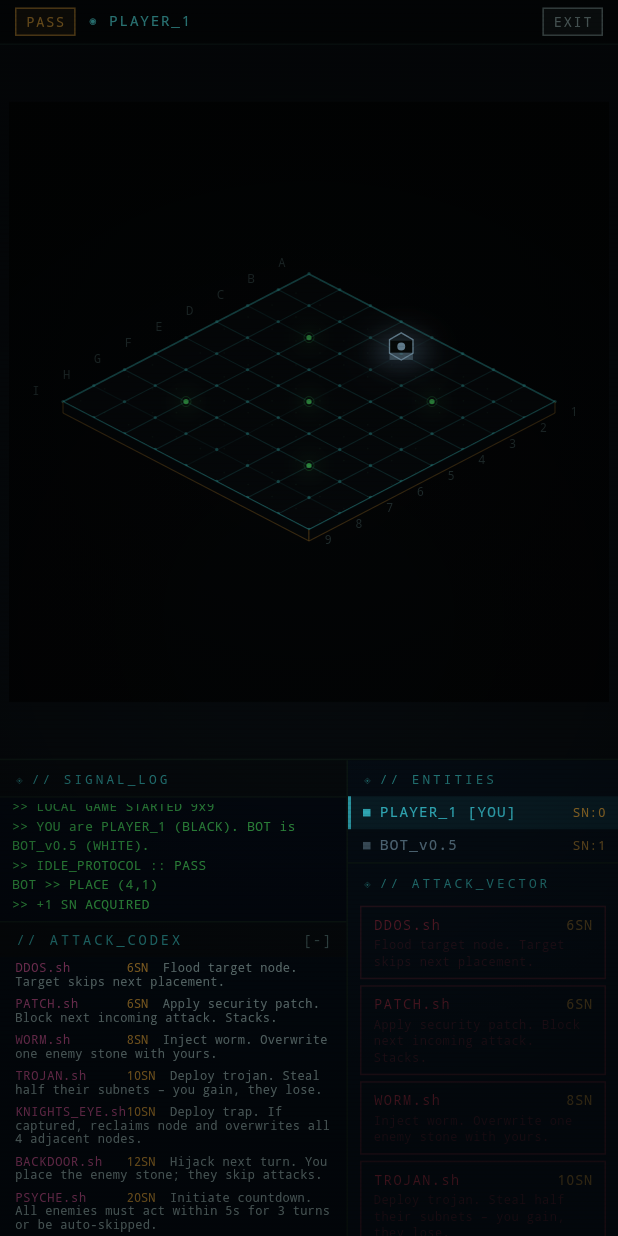
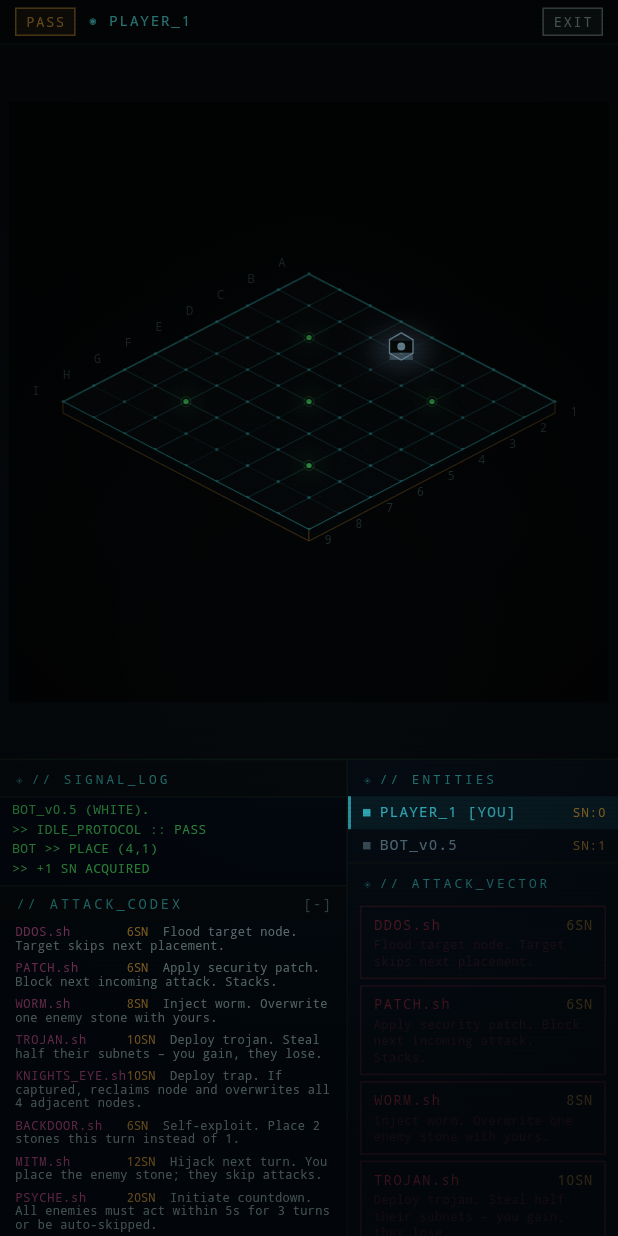
Before and after one commit to Jasssbo/GoHackMe, a Flutter app: the LocalGameScreen screen opened by its route, after a tap on "PASS", after a tap on "// ATTACK_CODEX", on a phone screen of 412 x 824 dp. Run offline on Flutter 3.47's test engine with Material 3 defaults, Android fonts, the phone set to English and light mode, and no system bars; our stand-ins replace flutter_riverpod, go_router, google_fonts, shared_preferences; missing offline and left inert: flutter_webrtc; accounts and stored records are empty.

Commit message:
feat: enhance attack system with MITM and BACKDOOR types; update ICE server configuration and connection timeouts

```diff
--- a/app/lib/services/webrtc_wired_service.dart
+++ b/app/lib/services/webrtc_wired_service.dart
@@ -4,7 +4,15 @@
 
 // ── ICE configuration ─────────────────────────────────────────────────────
 
-/// Public STUN servers used for NAT traversal (no TURN — pure P2P).
+/// STUN + TURN servers for NAT traversal.
+///
+/// STUN alone fails for symmetric NAT (common on mobile / CGNAT networks).
+/// TURN servers relay traffic as a fallback, ensuring connectivity for all
+/// NAT types at the cost of slightly higher latency.
+///
+/// The TURN credentials below are from the community openrelay project
+/// (https://www.metered.ca/tools/openrelay/) — free for low-volume use.
+/// Replace with a self-hosted coturn instance for production.
 const _kIceServers = [
   {
     'urls': [
@@ -14,6 +22,20 @@
   },
   {
     'urls': ['stun:stun.cloudflare.com:3478'],
+  },
+  // ── TURN relay fallback (symmetric NAT / CGNAT) ───────────────────────
+  {
+    'urls': [
+      'turn:openrelay.metered.ca:80',
+      'turn:openrelay.metered.ca:443',
+    ],
+    'username': 'openrelayproject',
+    'credential': 'openrelayproject',
+  },
+  {
+    'urls': ['turn:openrelay.metered.ca:443?transport=tcp'],
+    'username': 'openrelayproject',
+    'credential': 'openrelayproject',
   },
 ];
 
@@ -197,7 +219,9 @@
     };
 
     // Fallback: if already complete or event never fires.
-    Future.delayed(const Duration(seconds: 8), complete);
+    // 15 s gives TURN servers time to complete the authenticated round-trip
+    // needed to gather relay candidates before the SDP is finalised.
+    Future.delayed(const Duration(seconds: 15), complete);
 
     return completer.future;
   }
--- a/app/lib/services/wired_host_service.dart
+++ b/app/lib/services/wired_host_service.dart
@@ -167,7 +167,9 @@
     _log('ANSWER_POSTED — waiting for channel sid=${offer.sessionId.substring(0, 8)}');
 
     try {
-      await conn.onOpen.first.timeout(const Duration(seconds: 20));
+      // 45 s: guest needs a poll cycle (≤3 s) + ICE via TURN relay (can be
+      // 20-30 s on high-latency paths) after the answer is posted.
+      await conn.onOpen.first.timeout(const Duration(seconds: 45));
     } catch (_) {
       _log('CHANNEL_OPEN_TIMEOUT sid=${offer.sessionId.substring(0, 8)}');
       _conns.remove(offer.sessionId);
--- a/packages/go_engine/lib/src/engine/attack_system.dart
+++ b/packages/go_engine/lib/src/engine/attack_system.dart
@@ -23,11 +23,12 @@
       return 'NOT_YOUR_TURN';
     }
 
-    // PATCH, KNIGHTS_EYE, and TIMEBOMB are self-applied/broadcast; all other
-    // attacks must target a different player.
+    // PATCH, KNIGHTS_EYE, TIMEBOMB, and BACKDOOR are self-applied/broadcast;
+    // all other attacks must target a different player.
     if (action.type != AttackType.patch &&
         action.type != AttackType.knightseye &&
-        action.type != AttackType.psyche) {
+        action.type != AttackType.psyche &&
+        action.type != AttackType.backdoor) {
       if (action.attackerPlayerId == action.targetPlayerId) {
         return 'CANNOT_ATTACK_SELF';
       }
@@ -75,9 +76,15 @@
         );
         if (suicideError != null) return 'HONEYPOT_INVALID: $suicideError';
 
+      case AttackType.mitm:
+        // No stacking: reject if target already has an active mitm.
+        if (state.backdoorBy[action.targetPlayerId] != null) {
+          return 'MITM_ALREADY_ACTIVE';
+        }
+
       case AttackType.backdoor:
-        // No stacking: reject if target already has an active backdoor.
-        if (state.backdoorBy[action.targetPlayerId] != null) {
+        // Self-applied: no stacking.
+        if (state.hasEffect(action.attackerPlayerId, AttackType.backdoor)) {
           return 'BACKDOOR_ALREADY_ACTIVE';
         }
 
@@ -136,10 +143,17 @@
           turnsRemaining: 2,
         ));
 
-      case AttackType.backdoor:
-        // Mark the victim as backdoored by the attacker.
+      case AttackType.mitm:
+        // Mark the victim as hijacked by the attacker.
         newBackdoorBy[action.targetPlayerId] = action.attackerPlayerId;
 
+      case AttackType.backdoor:
+        // Self-exploit: attacker earns an extra stone placement this turn.
+        newEffects.add(ActiveEffect(
+          type: AttackType.backdoor,
+          targetPlayerId: action.attackerPlayerId,
+          turnsRemaining: 1,
+        ));
       case AttackType.patch:
         // Increment the attacker's shield stack by 1.
         newPatchShields[action.attackerPlayerId] =
--- a/packages/go_engine/lib/src/engine/game_engine.dart
+++ b/packages/go_engine/lib/src/engine/game_engine.dart
@@ -146,7 +146,7 @@
 
     final log = captureCount > 0
         ? '>> BACKDOOR :: HIJACK_NODE ($captureCount captured) [+$earned SN]${honeypotLog.isNotEmpty ? ' | $honeypotLog' : ''}'
-        : '>> BACKDOOR :: HIJACK_NODE [+$earned SN]${honeypotLog.isNotEmpty ? ' | $honeypotLog' : ''}';
+        : '>> MITM :: HIJACK_NODE [+$earned SN]${honeypotLog.isNotEmpty ? ' | $honeypotLog' : ''}';
 
     // Clear the backdoor entry for the victim.
     final newBackdoorBy = Map<String, String?>.from(state.backdoorBy)
@@ -379,7 +379,7 @@
             .firstWhere((p) => p.id == currentId,
                 orElse: () => Player(id: currentId, displayName: '???'))
             .displayName;
-        logs.add('>> BACKDOOR :: $hijackerName HIJACKED $victimName UPLINK');
+        logs.add('>> MITM :: $hijackerName HIJACKED $victimName UPLINK');
         return ActionSuccess(
           state.copyWith(
             currentPlayerIndex: hijackerIndex,
@@ -462,6 +462,32 @@
     // Remove fired honeypot effects from active effects.
     final finalEffects =
         _removeFiredHoneypots(state.activeEffects, state, capturedPositions);
+
+    // BACKDOOR double-stone: if the current player has an active backdoor
+    // effect, consume it and keep their turn instead of advancing.
+    final backdoorActive = finalEffects.any(
+      (e) => e.targetPlayerId == playerId && e.type == AttackType.backdoor,
+    );
+    if (backdoorActive) {
+      final effectsWithoutBackdoor = finalEffects
+          .where((e) =>
+              !(e.targetPlayerId == playerId && e.type == AttackType.backdoor))
+          .toList();
+      final sameTurnState = state.copyWith(
+        board: finalBoard,
+        boardHashes: newHistory,
+        subnets: newSubnets,
+        captureCount: newCaptureCount,
+        consecutivePasses: 0,
+        phase: GamePhase.attack,
+        activeEffects: effectsWithoutBackdoor,
+        // currentPlayerIndex stays the same — second stone this turn
+      );
+      final backdoorLog = log.isNotEmpty
+          ? '$log | >> BACKDOOR :: DOUBLE_STONE_ACTIVE'
+          : '>> BACKDOOR :: DOUBLE_STONE_ACTIVE';
+      return ActionSuccess(sameTurnState, logMessage: backdoorLog);
+    }
 
     // Placement done → immediately advance to next player.
     // Tick incoming player's effects at their turn start.
--- a/packages/go_engine/lib/src/models/attack.dart
+++ b/packages/go_engine/lib/src/models/attack.dart
@@ -10,8 +10,11 @@
   /// SPYWARE.sh – steal 3 subnets from target (attacker gains, target loses).
   trojan,
 
-  /// BACKDOOR.sh – hijack target's next turn: attacker places their own stone
+  /// MITM.sh – hijack target's next turn: attacker places their own stone
   /// then the target's stone; turn then returns to the attacker.
+  mitm,
+
+  /// BACKDOOR.sh – self-exploit: place 2 stones this turn instead of 1.
   backdoor,
 
   /// PATCH.sh – self-shield: block the next attack received. Stacks per use.
@@ -77,8 +80,14 @@
     ),
     AttackCard(
       type: AttackType.backdoor,
+      subnetCost: 6,
+      terminalName: 'BACKDOOR.sh',
+      description: 'Self-exploit. Place 2 stones this turn instead of 1.',
+    ),
+    AttackCard(
+      type: AttackType.mitm,
       subnetCost: 12,
-      terminalName: 'BACKDOOR.sh',
+      terminalName: 'MITM.sh',
       description: 'Hijack next turn. You place the enemy stone; they skip attacks.',
     ),
     AttackCard(
```
Also changed, not shown: app/lib/features/auth/screens/auth_screen.dart (+55 -50 lines), app/lib/features/board/widgets/game_layout.dart (+11 -1 lines).
